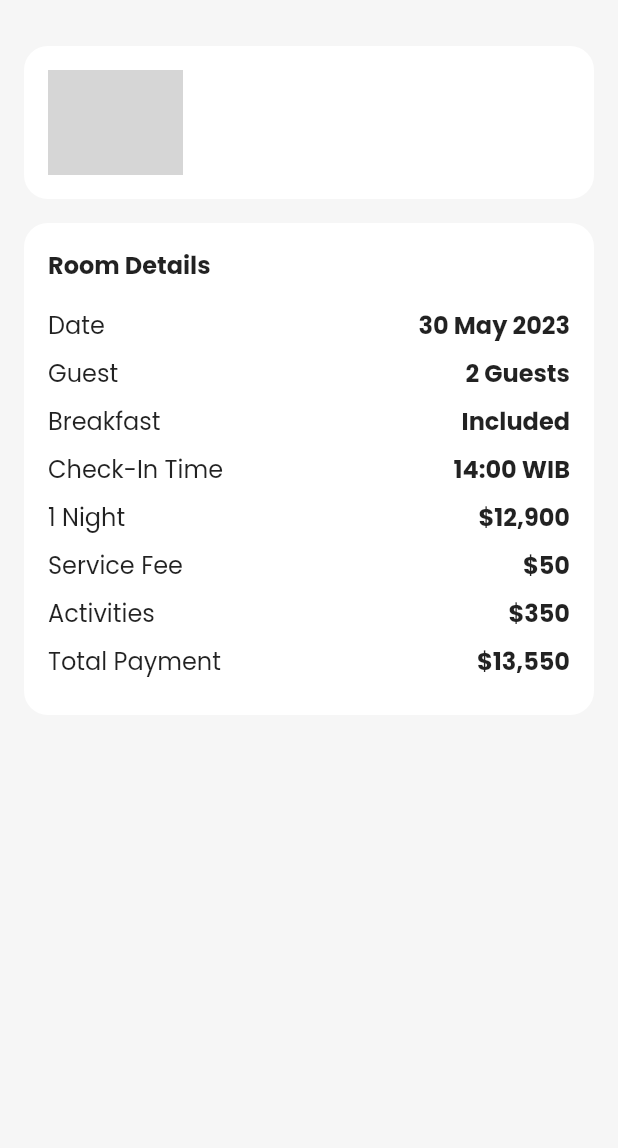
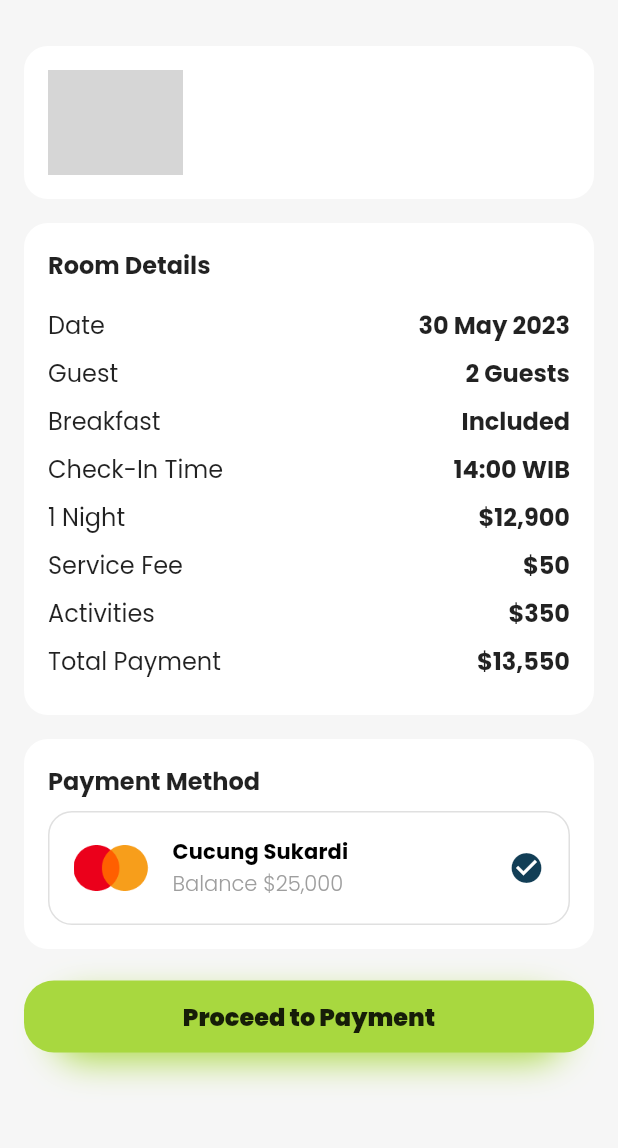
Before and after one commit to idham07ip/hotel-app-flutter, a Flutter app: the CheckoutPage screen opened directly with empty values, on a phone screen of 412 x 824 dp, the part 62-1210 px from its top. Run offline on Flutter 3.47's test engine with Material 2 defaults, Android fonts, the light colour scheme and no system bars; our stand-ins replace cloud_firestore, firebase_auth, firebase_core, flutter_rating_bar, get, google_fonts and 1 more; missing offline and left inert: d_info; accounts and stored records are empty; network calls fail; grey boxes are pictures that could not be loaded.

Commit message:
Update payment methods slicing UI

```diff
--- a/lib/page/checkout_page.dart
+++ b/lib/page/checkout_page.dart
@@ -1,8 +1,11 @@
 import 'package:flutter/material.dart';
 import 'package:get/get.dart';
+import 'package:hotel_app/config/app_asset.dart';
+import 'package:hotel_app/config/app_color.dart';
 import 'package:hotel_app/config/app_format.dart';
 import 'package:hotel_app/controller/c_user.dart';
 import 'package:hotel_app/model/hotel.dart';
+import 'package:hotel_app/widget/button_custom.dart';
 
 class CheckoutPage extends StatelessWidget {
   CheckoutPage({super.key});
@@ -33,6 +36,73 @@ class CheckoutPage extends StatelessWidget {
           const SizedBox(height: 16),
           roomDetails(context),
           const SizedBox(height: 16),
+          paymentMethods(context),
+          const SizedBox(height: 20),
+          ButtonCustom(
+            label: 'Proceed to Payment',
+            isExpand: true,
+            onTap: () {},
+          ),
+        ],
+      ),
+    );
+  }
+
+  Container paymentMethods(BuildContext context) {
+    return Container(
+      decoration: BoxDecoration(
+        color: Colors.white,
+        borderRadius: BorderRadius.circular(16),
+      ),
+      padding: const EdgeInsets.all(16),
+      child: Column(
+        crossAxisAlignment: CrossAxisAlignment.start,
+        children: [
+          Text(
+            'Payment Method',
+            style: Theme.of(context).textTheme.titleMedium!.copyWith(
+                  fontWeight: FontWeight.bold,
+                ),
+          ),
+          const SizedBox(height: 8),
+          Container(
+            decoration: BoxDecoration(
+              color: Colors.white,
+              borderRadius: BorderRadius.circular(16),
+              border: Border.all(color: Colors.grey[300]!),
+            ),
+            padding: const EdgeInsets.all(16),
+            child: Row(
+              children: [
+                Image.asset(AppAsset.iconMasterCard, width: 50),
+                const SizedBox(width: 16),
+                Expanded(
+                  child: Column(
+                    crossAxisAlignment: CrossAxisAlignment.start,
+                    children: [
+                      Text(
+                        'Cucung Sukardi',
+                        style: Theme.of(context).textTheme.titleSmall!.copyWith(
+                              fontWeight: FontWeight.bold,
+                            ),
+                      ),
+                      Text(
+                        'Balance ${AppFormat.currency(25000)}',
+                        style: const TextStyle(
+                          color: Colors.grey,
+                          fontWeight: FontWeight.w300,
+                        ),
+                      ),
+                    ],
+                  ),
+                ),
+                const Icon(
+                  Icons.check_circle,
+                  color: AppColor.secondaryColor,
+                )
+              ],
+            ),
+          ),
         ],
       ),
     );
```
